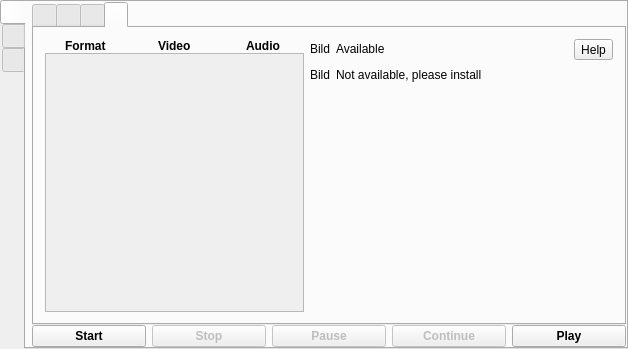
Qt form mainwindow.ui (vkohaupt/vokoscreenNG) before a commit.
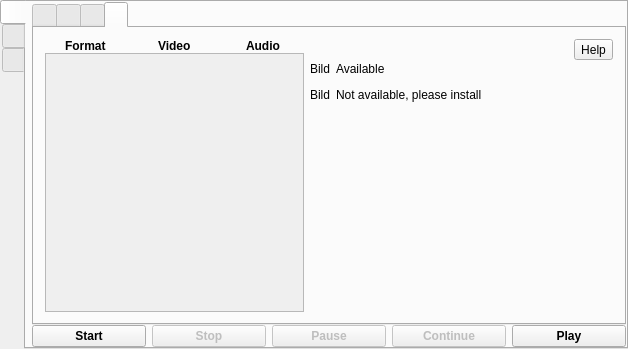
The same form after that commit. The open tabs and pages were chosen to show the change.

```diff
--- a/mainwindow.ui
+++ b/mainwindow.ui
@@ -562,6 +562,17 @@
             </item>
             <item>
              <layout class="QVBoxLayout" name="verticalLayout_12">
+              <item>
+               <layout class="QVBoxLayout" name="verticalLayout_8">
+                <item>
+                 <widget class="QLabel" name="label_5">
+                  <property name="text">
+                   <string/>
+                  </property>
+                 </widget>
+                </item>
+               </layout>
+              </item>
               <item>
                <layout class="QHBoxLayout" name="horizontalLayout_6">
                 <item>
```
Left out of the diff: 8 changed lines with no effect on the pictures.
